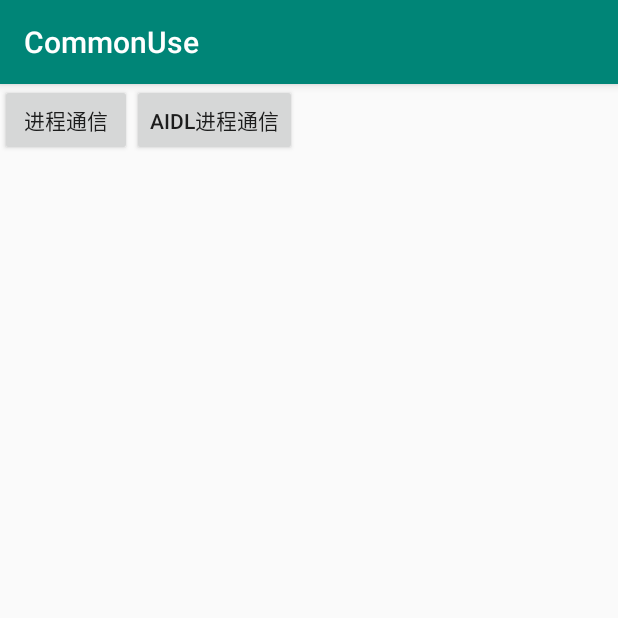
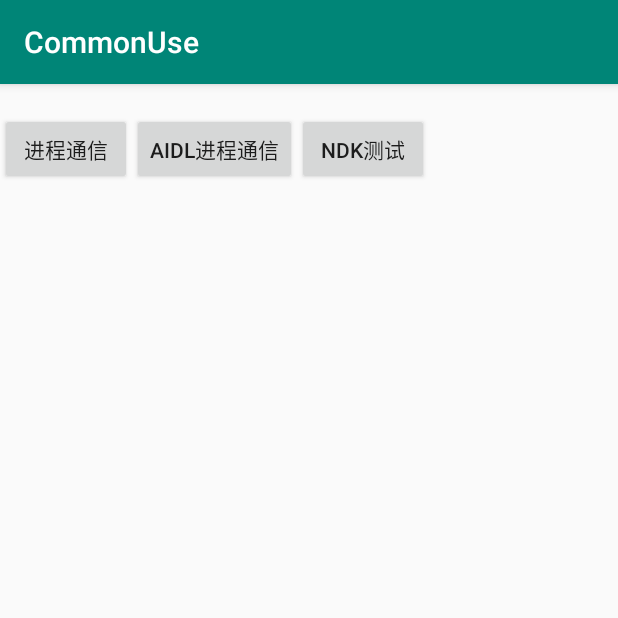
Before and after one commit to lishanxin/CommonUse, an Android app: the screen it shows after launch (MainActivity), on a phone screen of 412 x 824 dp, the top half of it. Run offline under Robolectric (Android 15) with nearby library versions, the phone set to English and light mode, and no system bars; 1 statement that could not run was skipped.

Commit message:
NDK-小Demo

```diff
--- a/app/src/main/java/com/example/lishanxin/commonuse/MainActivity.java
+++ b/app/src/main/java/com/example/lishanxin/commonuse/MainActivity.java
@@ -4,16 +4,24 @@ import android.content.Intent;
 import android.support.v7.app.AppCompatActivity;
 import android.os.Bundle;
 import android.view.View;
+import android.widget.TextView;
 
 import com.example.lishanxin.commonuse.process.MessengerActivity;
 import com.example.lishanxin.commonuse.process.aidlprocess.AidlClientActivity;
 
 public class MainActivity extends AppCompatActivity {
 
+    TextView textView;
+
+    static {
+        System.loadLibrary("native-lib");
+    }
+
     @Override
     protected void onCreate(Bundle savedInstanceState) {
         super.onCreate(savedInstanceState);
         setContentView(R.layout.activity_main);
+        textView = findViewById(R.id.showTest);
     }
 
     public void showProcessActivity(View view) {
@@ -25,4 +33,11 @@ public class MainActivity extends AppCompatActivity {
         Intent intent = new Intent(this, AidlClientActivity.class);
         startActivity(intent);
     }
+
+    public void showNdkTest(View view) {
+        if (textView != null)
+        textView.setText(stringFromJNI());
+    }
+
+    public native String  stringFromJNI();
 }
--- a/app/src/main/res/layout/activity_main.xml
+++ b/app/src/main/res/layout/activity_main.xml
@@ -6,6 +6,10 @@
     android:orientation="vertical"
     xmlns:app="http://schemas.android.com/apk/res-auto">
 
+    <TextView
+        android:id="@+id/showTest"
+        android:layout_width="wrap_content"
+        android:layout_height="wrap_content" />
     <LinearLayout
         android:orientation="horizontal"
         android:layout_width="match_parent"
@@ -21,5 +25,11 @@
             android:onClick="showAIDLProcessActivity"
             android:layout_width="wrap_content"
             android:layout_height="wrap_content" />
+        <Button
+            android:text="@string/show_ndk_test"
+            android:onClick="showNdkTest"
+            android:layout_width="wrap_content"
+            android:layout_height="wrap_content" />
+
     </LinearLayout>
 </LinearLayout>
--- a/app/src/main/res/values/strings.xml
+++ b/app/src/main/res/values/strings.xml
@@ -9,4 +9,5 @@
     <string name="remote_service_connected">连接成功</string>
     <string name="remote_service_disconnected">取消连接</string>
     <string name="show_aidl_process_activity">AIDL进程通信</string>
+    <string name="show_ndk_test">NDK测试</string>
 </resources>
```
Also changed, not shown: app/build.gradle (+10 -0 lines), 3 other files.
